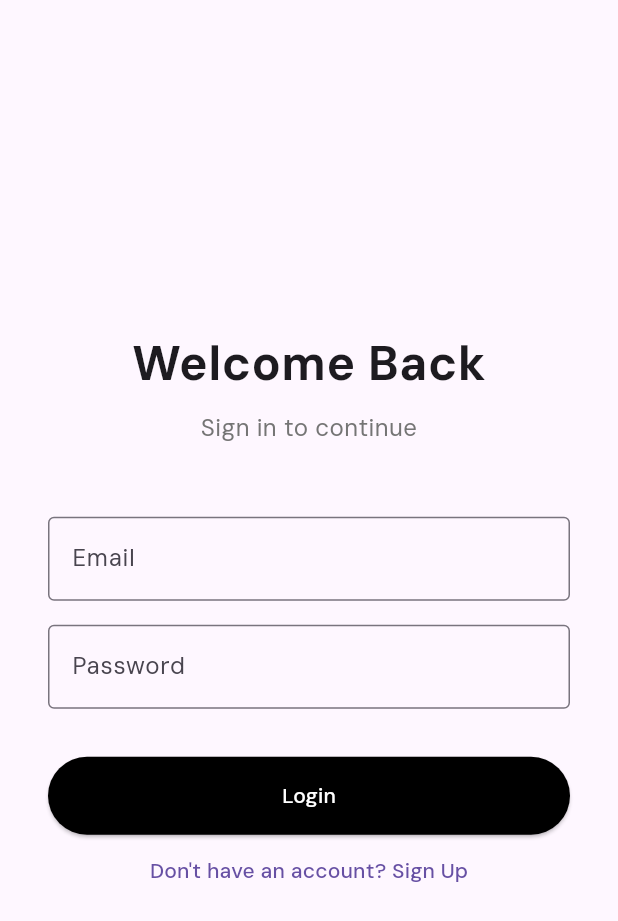
After one commit to disciFi/discifi-frontend, a Flutter app: the LoginScreen screen opened directly, on a phone screen of 412 x 824 dp. The commit adds this screen. Shown: the top 921 px of the screen. Run offline on Flutter 3.47's test engine with Material 3 defaults, Android fonts, the phone set to English and light mode, and no system bars; our stand-ins replace dio, flutter_riverpod, flutter_secure_storage; accounts and stored records are empty.

Commit message:
added a basic login screen along with state mangement initialization

```diff
--- /dev/null
+++ b/lib/api/api_provider.dart
@@ -0,0 +1,6 @@
+import 'package:flutter_riverpod/flutter_riverpod.dart';
+import 'api_service.dart';
+
+final apiServiceProvider = Provider<ApiService>((ref) {
+  return ApiService();
+});
--- /dev/null
+++ b/lib/screens/login_screen.dart
@@ -0,0 +1,97 @@
+import 'package:flutter/material.dart';
+
+class LoginScreen extends StatefulWidget {
+  const LoginScreen({super.key});
+
+  @override
+  State<LoginScreen> createState() => _LoginScreenState();
+}
+
+class _LoginScreenState extends State<LoginScreen> {
+  final _emailController = TextEditingController();
+  final _passwordController = TextEditingController();
+  bool _isLoading = false;
+
+  void _login() {
+    print('Email: ${_emailController.text}');
+    print('Password: ${_passwordController.text}');
+
+    setState(() {
+      _isLoading = true;
+    });
+
+    Future.delayed(const Duration(seconds: 2), () {
+      setState(() {
+        _isLoading = false;
+      });
+    });
+  }
+
+  @override
+  Widget build(BuildContext context) {
+    return Scaffold(
+      body: Center(
+        child: SingleChildScrollView(
+          padding: const EdgeInsets.all(32.0),
+          child: Column(
+            mainAxisAlignment: MainAxisAlignment.center,
+            crossAxisAlignment: CrossAxisAlignment.stretch,
+            children: [
+              const Text(
+                'Welcome Back',
+                textAlign: TextAlign.center,
+                style: TextStyle(fontSize: 32, fontWeight: FontWeight.bold),
+              ),
+              const SizedBox(height: 8),
+              Text(
+                'Sign in to continue',
+                textAlign: TextAlign.center,
+                style: TextStyle(fontSize: 16, color: Colors.grey.shade600),
+              ),
+              const SizedBox(height: 48),
+              TextField(
+                controller: _emailController,
+                decoration: const InputDecoration(
+                  labelText: 'Email',
+                  border: OutlineInputBorder(),
+                ),
+                keyboardType: TextInputType.emailAddress,
+              ),
+              const SizedBox(height: 16),
+              TextField(
+                controller: _passwordController,
+                decoration: const InputDecoration(
+                  labelText: 'Password',
+                  border: OutlineInputBorder(),
+                ),
+                obscureText: true,
+              ),
+              const SizedBox(height: 32),
+              ElevatedButton(
+                onPressed: _isLoading ? null : _login,
+                style: ElevatedButton.styleFrom(
+                  padding: const EdgeInsets.symmetric(vertical: 16),
+                  backgroundColor: Colors.black,
+                  foregroundColor: Colors.white,
+                ),
+                child: _isLoading
+                    ? const SizedBox(
+                        width: 24,
+                        height: 24,
+                        child: CircularProgressIndicator(strokeWidth: 2, color: Colors.white),
+                      )
+                    : const Text('Login'),
+              ),
+              TextButton(
+                onPressed: () {
+                  // Navigate to Register Screen
+                },
+                child: const Text('Don\'t have an account? Sign Up'),
+              ),
+            ],
+          ),
+        ),
+      ),
+    );
+  }
+}
```
Also changed, not shown: lib/api/api_service.dart (added, +23 -0 lines), lib/screens/add_transaction_screen.dart (+11 -0 lines), pubspec.yaml (+7 -0 lines), pubspec.lock, 5 other files.
